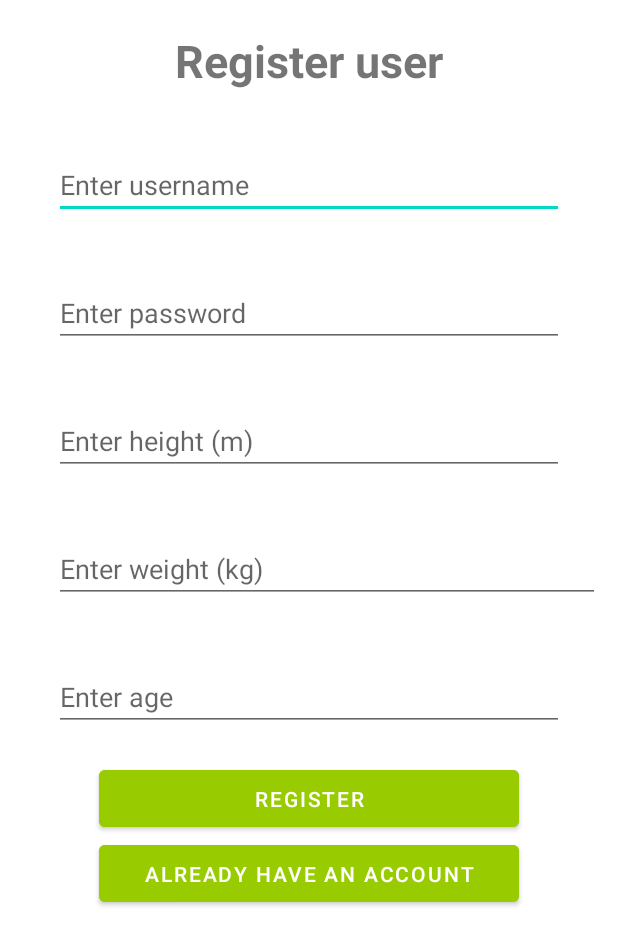
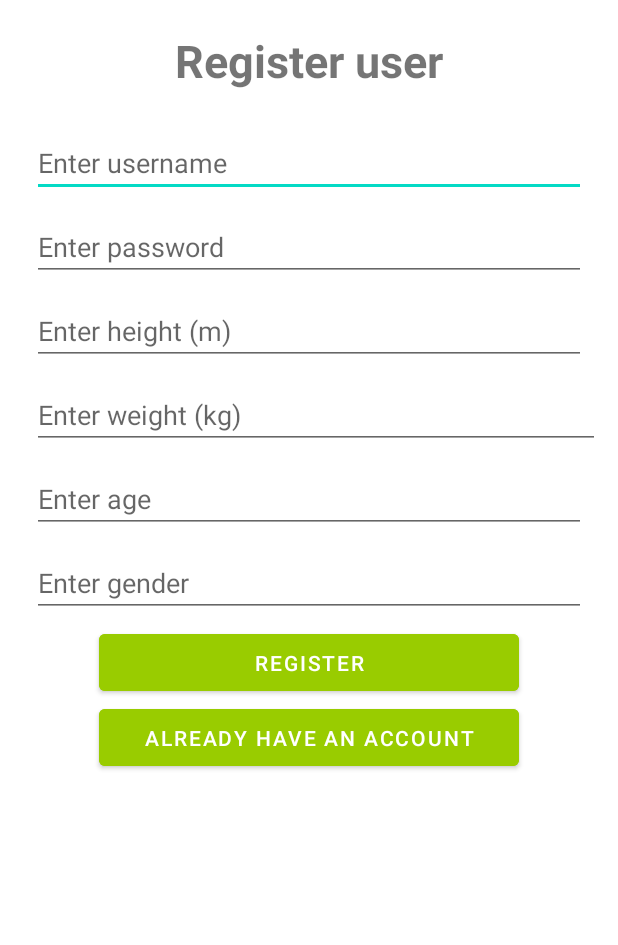
Before and after one commit to coffeeAndTeaa/otm, an Android app: the layout activity_register.xml on its own in the app's theme, with its tools: preview values and no code run, on a phone screen of 412 x 824 dp. Shown: the top 945 px of the screen. Run offline under Robolectric (Android 15) with nearby library versions, the phone set to English and light mode, and no system bars.

Commit message:
add gender

```diff
--- a/app/src/main/java/com/jingyu/otm/activity/RegisterActivity.java
+++ b/app/src/main/java/com/jingyu/otm/activity/RegisterActivity.java
@@ -39,7 +39,8 @@ public class RegisterActivity extends AppCompatActivity {
                         Double.parseDouble(binding.userHeight.getText().toString()),
                         Integer.parseInt(binding.userAge.getText().toString()),
                         Double.parseDouble(binding.userWeight.getText().toString()),
-                        binding.password.getText().toString()
+                        binding.password.getText().toString(),
+                        binding.gender.getText().toString()
                 );
 
                 if (validateInput(user)) {
--- a/app/src/main/java/com/jingyu/otm/db/User.java
+++ b/app/src/main/java/com/jingyu/otm/db/User.java
@@ -21,12 +21,16 @@ public class User {
 
     public String password;
 
-    public User(String name, Double height, Integer age, Double weight, String password) {
+    public String gender;
+
+    public User(String name, Double height, Integer age,
+                Double weight, String password, String gender) {
         this.name = name;
         this.height = height;
         this.age = age;
         this.weight = weight;
         this.password = password;
+        this.gender = gender;
     }
 
 }
--- a/app/src/main/res/layout/activity_register.xml
+++ b/app/src/main/res/layout/activity_register.xml
@@ -22,7 +22,7 @@
         android:id="@+id/userName"
         android:layout_width="match_parent"
         android:layout_height="wrap_content"
-        android:layout_margin="20sp"
+        android:layout_margin="5sp"
         android:gravity="center_vertical"
         android:hint="Enter username" />
 
@@ -30,7 +30,7 @@
         android:id="@+id/password"
         android:layout_width="match_parent"
         android:layout_height="wrap_content"
-        android:layout_margin="20sp"
+        android:layout_margin="5sp"
         android:gravity="center_vertical"
         android:hint="Enter password"
         android:inputType="textPassword" />
@@ -39,7 +39,7 @@
         android:id="@+id/userHeight"
         android:layout_width="match_parent"
         android:layout_height="wrap_content"
-        android:layout_margin="20sp"
+        android:layout_margin="5sp"
         android:gravity="center_vertical"
         android:hint="Enter height (m)"
         android:inputType="number" />
@@ -48,7 +48,7 @@
         android:id="@+id/userWeight"
         android:layout_width="423dp"
         android:layout_height="wrap_content"
-        android:layout_margin="20sp"
+        android:layout_margin="5sp"
         android:gravity="center_vertical"
         android:hint="Enter weight (kg)"
         android:inputType="numberDecimal" />
@@ -57,10 +57,19 @@
         android:id="@+id/userAge"
         android:layout_width="match_parent"
         android:layout_height="wrap_content"
-        android:layout_margin="20sp"
+        android:layout_margin="5sp"
         android:gravity="center_vertical"
         android:hint="Enter age"
         android:inputType="number" />
+
+    <EditText
+        android:id="@+id/gender"
+        android:layout_width="match_parent"
+        android:layout_height="wrap_content"
+        android:layout_margin="5sp"
+        android:gravity="center_vertical"
+        android:hint="Enter gender"
+        />
 
     <Button
         android:id="@+id/register"
```
